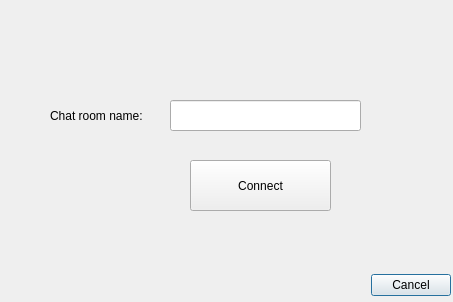
Above: Chat/UIChat/ChatRoomConnect.ui from VitaliyKolbasiuk/Chat before the change. Below: the same form after it.
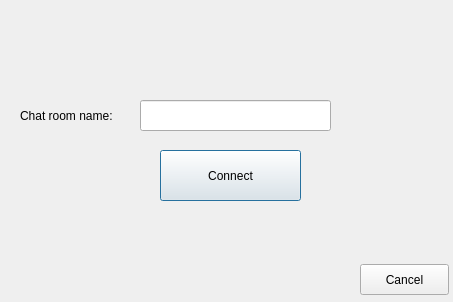
That is the form after the change.

Commit message: Add finding and connection to other chat rooms. Fixes in database

Patch:
```diff
--- a/Chat/UIChat/ChatRoomConnect.ui
+++ b/Chat/UIChat/ChatRoomConnect.ui
@@ -16,7 +16,7 @@
   <widget class="QLineEdit" name="lineEdit">
    <property name="geometry">
     <rect>
-     <x>170</x>
+     <x>140</x>
      <y>100</y>
      <width>191</width>
      <height>31</height>
@@ -26,7 +26,7 @@
   <widget class="QLabel" name="label">
    <property name="geometry">
     <rect>
-     <x>50</x>
+     <x>20</x>
      <y>100</y>
      <width>151</width>
      <height>31</height>
@@ -36,24 +36,11 @@
     <string>Chat room name:</string>
    </property>
   </widget>
-  <widget class="QDialogButtonBox" name="buttonBox">
+  <widget class="QPushButton" name="m_connect">
    <property name="geometry">
     <rect>
-     <x>370</x>
-     <y>270</y>
-     <width>81</width>
-     <height>31</height>
-    </rect>
-   </property>
-   <property name="standardButtons">
-    <set>QDialogButtonBox::Cancel</set>
-   </property>
-  </widget>
-  <widget class="QPushButton" name="pushButton">
-   <property name="geometry">
-    <rect>
-     <x>190</x>
-     <y>160</y>
+     <x>160</x>
+     <y>150</y>
      <width>141</width>
      <height>51</height>
     </rect>
@@ -62,6 +49,19 @@
     <string>Connect</string>
    </property>
   </widget>
+  <widget class="QPushButton" name="m_cancel">
+   <property name="geometry">
+    <rect>
+     <x>360</x>
+     <y>264</y>
+     <width>89</width>
+     <height>31</height>
+    </rect>
+   </property>
+   <property name="text">
+    <string>Cancel</string>
+   </property>
+  </widget>
  </widget>
  <resources/>
  <connections/>
```
Left out of the diff: 2 changed lines with no effect on the pictures. The commit also changes 10 other files.
